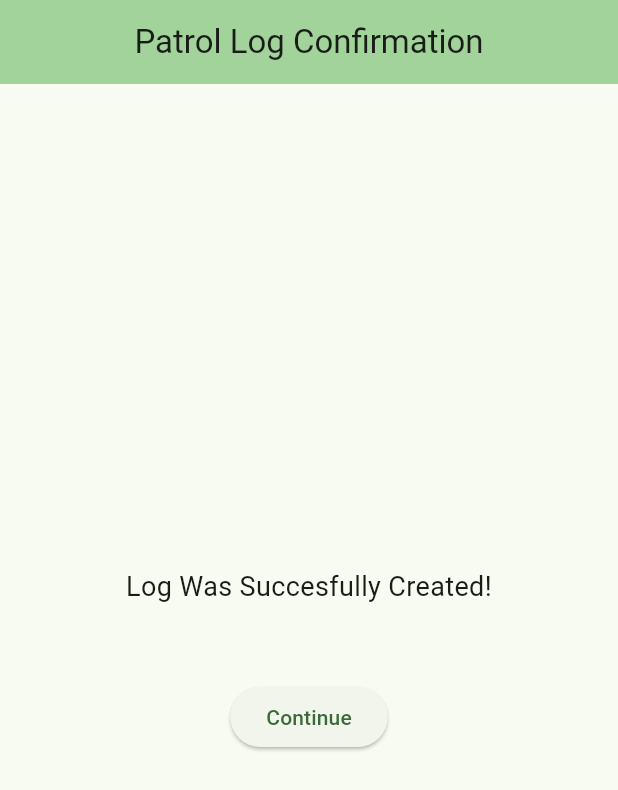
After one commit to qkoliwala/skvyFrontend, a Flutter app: the LogConfirmation screen opened by its route, on a phone screen of 412 x 824 dp. The commit adds this screen. Shown: the top 790 px of the screen. Run offline on Flutter 3.47's test engine with Material 2 defaults, Android fonts, the light colour scheme and no system bars; our stand-ins replace flutter_riverpod, fluttertoast, go_router; accounts and stored records are empty.

Commit message:
added confimration page for log submittion

```diff
--- /dev/null
+++ b/lib/logSubmitionConfirmation.dart
@@ -0,0 +1,57 @@
+import 'package:flutter/material.dart';
+import 'package:http/http.dart'
+    as http; // For making HTTP requests (make sure to add it to your pubspec.yaml)
+
+import 'package:flutter/material.dart';
+import 'package:fluttertoast/fluttertoast.dart';
+import 'package:go_router/go_router.dart';
+import 'package:shark_valley/dtos/initLogRequest.dto.dart';
+import 'package:shark_valley/dtos/loginRequest.dto.dart';
+import 'package:shark_valley/dtos/loginResponse.dto.dart';
+import 'package:shark_valley/services/initLog.service.dart';
+import 'package:shark_valley/services/login.service.dart';
+import 'package:shark_valley/vault.dart';
+
+import 'package:intl/intl.dart';
+
+import '../vault.dart';
+
+class LogConfirmation extends StatefulWidget {
+  @override
+  _LogConfirmation createState() => _LogConfirmation();
+}
+
+class _LogConfirmation extends State<LogConfirmation> {
+  String answer = "";
+
+  @override
+  Widget build(BuildContext context) {
+    return Scaffold(
+      appBar: AppBar(
+        title: const Text('Patrol Log Confirmation'),
+        centerTitle: true,
+        backgroundColor: Theme.of(context).colorScheme.inversePrimary,
+        automaticallyImplyLeading: false, // hide back arrow
+      ),
+      body: Center(
+        child: Column(
+          mainAxisAlignment: MainAxisAlignment.center,
+          children: <Widget>[
+            Text(
+              'Log Was Succesfully Created!',
+              style: TextStyle(fontSize: 18),
+              textAlign: TextAlign.center,
+            ),
+            SizedBox(height: 50), // Add spacing
+            ElevatedButton(
+              onPressed: () async {
+                context.go('/completedFormPage');
+              },
+              child: Text('Continue'),
+            ),
+          ],
+        ),
+      ),
+    );
+  }
+}
--- a/lib/router.dart
+++ b/lib/router.dart
@@ -4,6 +4,7 @@ import 'package:shark_valley/completedForm.dart';
 import 'package:shark_valley/contactWithVisitor.dart';
 import 'package:shark_valley/entry_page.dart';
 import 'package:shark_valley/incidentsReportPage.dart';
+import 'package:shark_valley/logSubmitionConfirmation.dart';
 import 'package:shark_valley/logTimes.dart';
 import 'package:shark_valley/newIncident.dart';
 import 'package:shark_valley/normal_user.dart';
@@ -115,6 +116,11 @@ final routes = [
     path: 'createLog',
     builder: (context) => InitLog(),
   ),
+  CustomRoute(
+    name: 'logConfirmation',
+    path: 'logConfirmation',
+    builder: (context) => LogConfirmation(),
+  ),
 ];
 
 final router = GoRouter(
--- a/lib/signatures.dart
+++ b/lib/signatures.dart
@@ -76,7 +76,7 @@ class SignaturesPage extends ConsumerWidget {
                 pt.signatures = ref.watch(patrolLogProvider).signatures;
                 savePatrolLog(pt);
 
-                context.go('/completedFormPage');
+                context.go('/logConfirmation');
               } else {
                 var snackbar = SnackBar(
                   content: const Text('At least one signature is required'),
```
